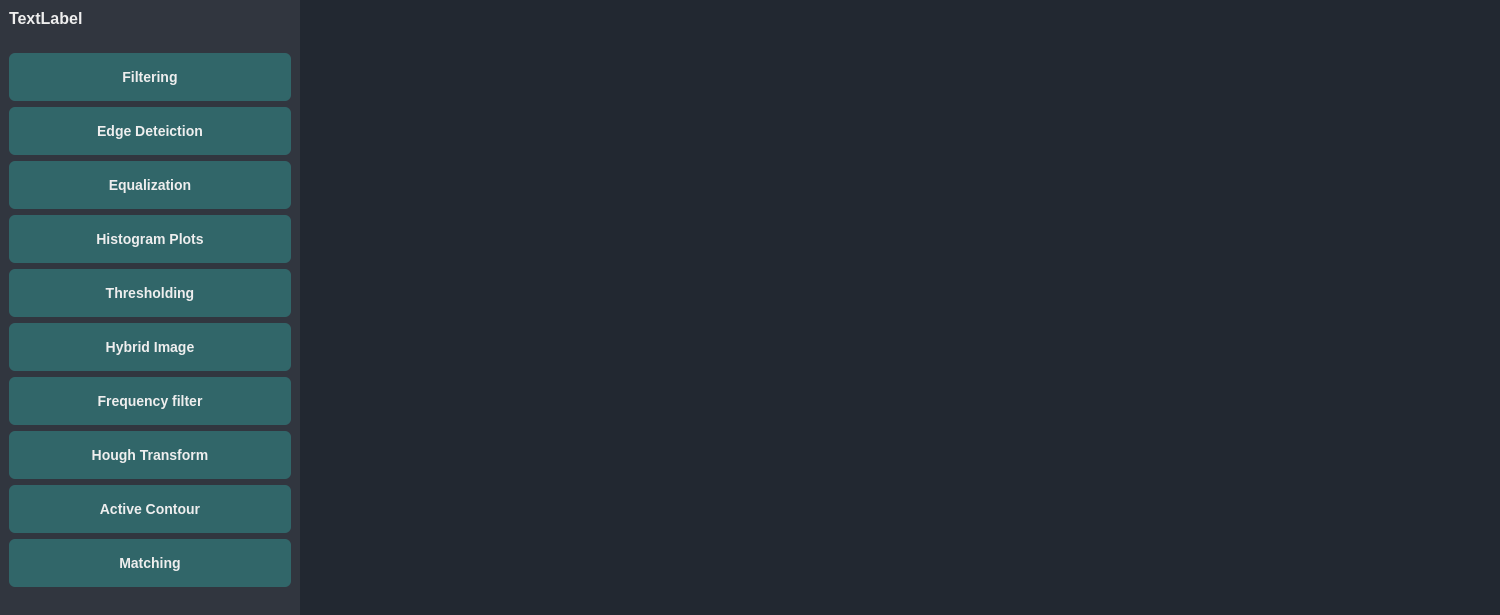
Before: the Qt Designer form Task1/UI/mainwindow.ui in SBME2025-ComputerVision/Task1_CV_CPP, drawn with Qt 5.
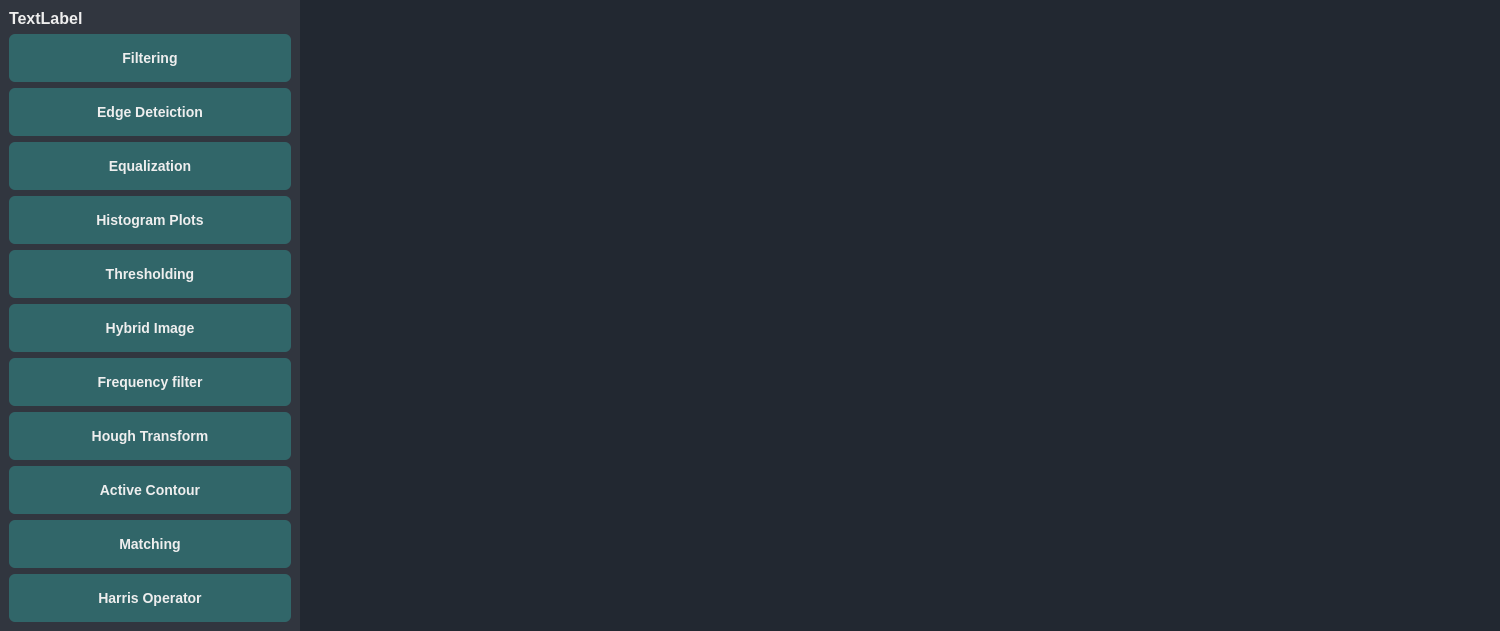
After: the same form once the commit is applied.

Commit message: Add Harris UI Init

The edit to the form file:
```diff
--- a/Task1/UI/mainwindow.ui
+++ b/Task1/UI/mainwindow.ui
@@ -198,6 +198,13 @@
          </property>
         </widget>
        </item>
+       <item>
+        <widget class="QPushButton" name="harrisBtn">
+         <property name="text">
+          <string>Harris Operator</string>
+         </property>
+        </widget>
+       </item>
        <item>
         <spacer name="verticalSpacer">
          <property name="orientation">
```
The commit also changes 5 other files.
